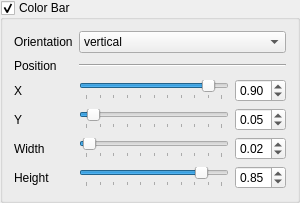
Qt form mtpy/gui/SmartMT/ui_asset/groupbox_color_bar.ui (MTgeophysics/mtpy) before a commit.
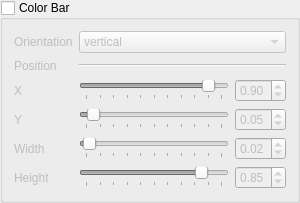
The same form after that commit.

```diff
--- a/mtpy/gui/SmartMT/ui_asset/groupbox_color_bar.ui
+++ b/mtpy/gui/SmartMT/ui_asset/groupbox_color_bar.ui
@@ -23,7 +23,7 @@
    <bool>true</bool>
   </property>
   <property name="checked">
-   <bool>true</bool>
+   <bool>false</bool>
   </property>
   <layout class="QGridLayout" name="gridLayout">
    <item row="4" column="2">
```
